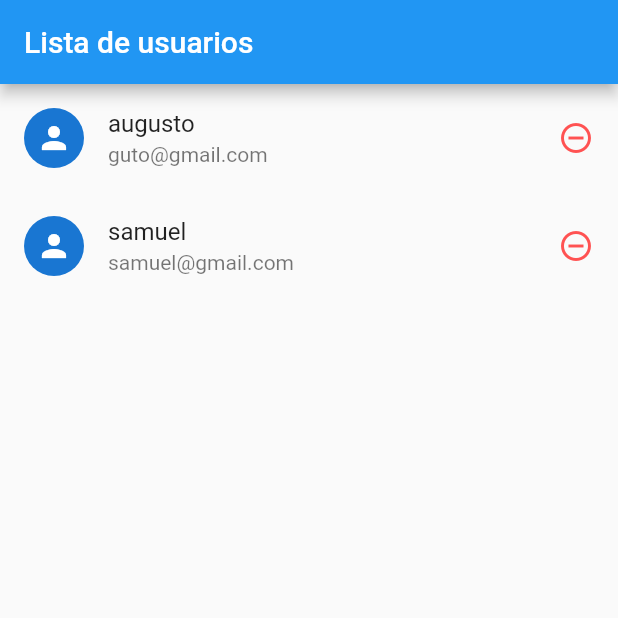
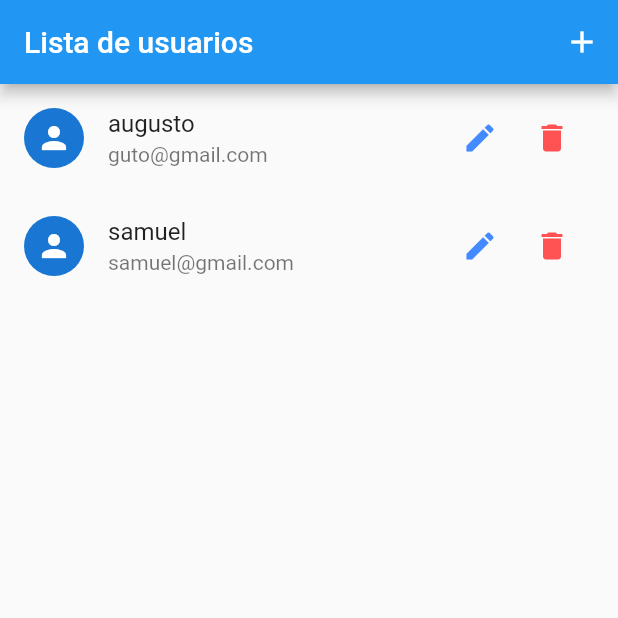
Before and after one commit to gutovesco/flutter_crud, a Flutter app: the screen it shows after launch, on a phone screen of 412 x 824 dp, the top half of it. Run offline on Flutter 3.47's test engine with Material 2 defaults, Android fonts, the phone set to English and light mode, and no system bars.

Commit message:
provider, add, edit

```diff
--- a/lib/components/user_tile.dart
+++ b/lib/components/user_tile.dart
@@ -16,28 +16,25 @@ class UserTile extends StatelessWidget {
       leading: avatar,
       title: Text(user.name),
       subtitle: Text(user.email),
-      trailing: Icon(
-        Icons.remove_circle_outline,
-        color: Colors.redAccent,
-      ),
+      trailing: userTileIcons(),
     );
   }
 }
 
 Widget userTileIcons() {
-  return Row(
-    children: [
-      Icon(
-        Icons.remove_circle_outline,
-        color: Colors.redAccent,
-      ),
-      Padding(
-        padding: EdgeInsets.only(left: 20),
-        child: Icon(
-          Icons.edit,
-          color: Colors.blueAccent,
+  return Container(
+    width: 100,
+    child: Row(
+      children: [
+        IconButton(
+          icon: Icon(Icons.edit, color: Colors.blueAccent),
+          onPressed: () {},
         ),
-      )
-    ],
+        IconButton(
+          icon: Icon(Icons.delete, color: Colors.redAccent),
+          onPressed: () {},
+        ),
+      ],
+    ),
   );
 }
--- a/lib/main.dart
+++ b/lib/main.dart
@@ -1,5 +1,7 @@
 import 'package:flutter/material.dart';
+import 'package:flutter_crud/provider/users.dart';
 import 'package:flutter_crud/views/user_list.dart';
+import 'package:provider/provider.dart';
 
 void main() {
   runApp(MyApp());
@@ -9,12 +11,20 @@ class MyApp extends StatelessWidget {
   // This widget is the root of your application.
   @override
   Widget build(BuildContext context) {
-    return MaterialApp(
-        title: 'Flutter Demo',
-        theme: ThemeData(
-          primarySwatch: Colors.blue,
-          visualDensity: VisualDensity.adaptivePlatformDensity,
-        ),
-        home: UserList());
+    return MultiProvider(
+      providers: [
+        ChangeNotifierProvider(
+          create: (context) => Users(),
+        )
+      ],
+      child: MaterialApp(
+          title: 'Flutter CRUD',
+          debugShowCheckedModeBanner: false,
+          theme: ThemeData(
+            primarySwatch: Colors.blue,
+            visualDensity: VisualDensity.adaptivePlatformDensity,
+          ),
+          home: UserList()),
+    );
   }
 }
--- a/lib/views/user_list.dart
+++ b/lib/views/user_list.dart
@@ -1,18 +1,32 @@
 import 'package:flutter/material.dart';
 import 'package:flutter_crud/components/user_tile.dart';
-import 'package:flutter_crud/data/dummy_users.dart';
+import 'package:flutter_crud/models/user.dart';
+import 'package:flutter_crud/provider/users.dart';
+import 'package:provider/provider.dart';
 
 class UserList extends StatelessWidget {
   @override
   Widget build(BuildContext context) {
-    final users = {...MOCK};
+    final users = Provider.of<Users>(context);
     return Scaffold(
       appBar: AppBar(
         title: Text("Lista de usuarios"),
+        actions: [
+          IconButton(
+            icon: Icon(Icons.add),
+            onPressed: () {
+              users.put(User(
+                  email: 'teste@teste.com',
+                  name: 'teste alterado',
+                  avatarUrl: '',
+                  id: '32'));
+            },
+          )
+        ],
       ),
       body: ListView.builder(
-        itemCount: users.length,
-        itemBuilder: (context, i) => UserTile(users.values.elementAt(i)),
+        itemCount: users.count,
+        itemBuilder: (context, i) => UserTile(users.byIndex(i)),
       ),
     );
   }
--- a/pubspec.yaml
+++ b/pubspec.yaml
@@ -23,6 +23,7 @@ environment:
 dependencies:
   flutter:
     sdk: flutter
+  provider:
 
 
   # The following adds the Cupertino Icons font to your application.
```
Also changed, not shown: lib/provider/users.dart (added, +52 -0 lines), pubspec.lock.
